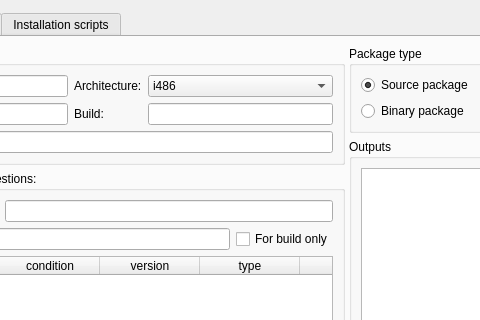
The window that mpkg/packagebuilder/package_builder.ui (BackupTheBerlios/mops) describes before a commit, drawn with Qt 5; both pictures show x 510 to 990 and y 0 to 320 of the 1272 by 746 pixel window.
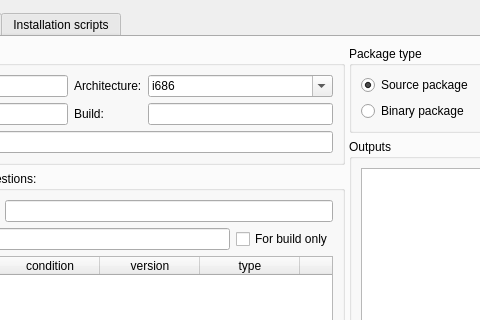
The same window after the commit. Icons and pictures are not drawn. Custom widgets are drawn as their Qt base class.

```diff
--- a/mpkg/packagebuilder/package_builder.ui
+++ b/mpkg/packagebuilder/package_builder.ui
@@ -61,8 +61,11 @@
               </item>
               <item row="0" column="5" >
                <widget class="QComboBox" name="ArchComboBox" >
+                <property name="editable" >
+                 <bool>true</bool>
+                </property>
                 <property name="currentIndex" >
-                 <number>1</number>
+                 <number>3</number>
                 </property>
                 <item>
                  <property name="text" >
@@ -615,7 +618,7 @@
            </item>
           </layout>
          </widget>
-         <widget class="QWidget" name="" >
+         <widget class="QWidget" name="layoutWidget" >
           <layout class="QVBoxLayout" >
            <item>
             <layout class="QHBoxLayout" >
```
Left out of the diff: 49 changed lines with no effect on the pictures.
